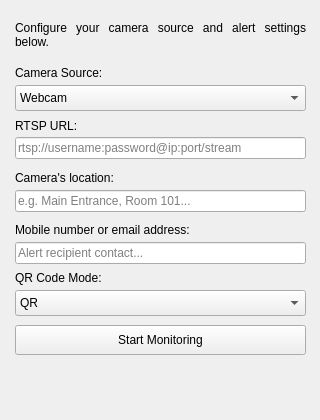
the-ripper77/weapon_detection_np, file UI/settings_window.ui: the form before one commit.
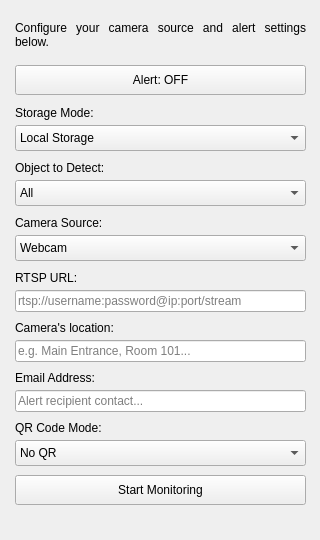
The form after the commit.

Commit message: Threat Monitoring dashboard and warning HTML email alert updates

Patch:
```diff
--- a/UI/settings_window.ui
+++ b/UI/settings_window.ui
@@ -7,19 +7,19 @@
     <x>0</x>
     <y>0</y>
     <width>320</width>
-    <height>420</height>
+    <height>540</height>
    </rect>
   </property>
   <property name="minimumSize">
    <size>
     <width>320</width>
-    <height>380</height>
+    <height>500</height>
    </size>
   </property>
   <property name="maximumSize">
    <size>
     <width>320</width>
-    <height>480</height>
+    <height>600</height>
    </size>
   </property>
   <property name="windowTitle">
@@ -45,11 +45,114 @@
      <bool>true</bool>
     </property>
    </widget>
-   <widget class="QLabel" name="label_source">
+   <widget class="QPushButton" name="alert_toggle_btn">
     <property name="geometry">
      <rect>
       <x>15</x>
       <y>65</y>
+      <width>291</width>
+      <height>30</height>
+     </rect>
+    </property>
+    <property name="text">
+     <string>Alert: OFF</string>
+    </property>
+    <property name="checkable">
+     <bool>true</bool>
+    </property>
+   </widget>
+   <widget class="QLabel" name="label_storage">
+    <property name="geometry">
+     <rect>
+      <x>15</x>
+      <y>105</y>
+      <width>150</width>
+      <height>16</height>
+     </rect>
+    </property>
+    <property name="text">
+     <string>Storage Mode:</string>
+    </property>
+    <property name="visible">
+     <bool>false</bool>
+    </property>
+   </widget>
+   <widget class="QComboBox" name="storage_combo">
+    <property name="geometry">
+     <rect>
+      <x>15</x>
+      <y>125</y>
+      <width>291</width>
+      <height>26</height>
+     </rect>
+    </property>
+    <property name="visible">
+     <bool>false</bool>
+    </property>
+    <item>
+     <property name="text">
+      <string>Local Storage</string>
+     </property>
+    </item>
+    <item>
+     <property name="text">
+      <string>Cloud (Remote)</string>
+     </property>
+    </item>
+   </widget>
+   <widget class="QLabel" name="label_target">
+    <property name="geometry">
+     <rect>
+      <x>15</x>
+      <y>160</y>
+      <width>150</width>
+      <height>16</height>
+     </rect>
+    </property>
+    <property name="text">
+     <string>Object to Detect:</string>
+    </property>
+   </widget>
+   <widget class="QComboBox" name="target_combo">
+    <property name="geometry">
+     <rect>
+      <x>15</x>
+      <y>180</y>
+      <width>291</width>
+      <height>26</height>
+     </rect>
+    </property>
+    <item>
+     <property name="text">
+      <string>All</string>
+     </property>
+    </item>
+    <item>
+     <property name="text">
+      <string>Handgun</string>
+     </property>
+    </item>
+    <item>
+     <property name="text">
+      <string>Knife</string>
+     </property>
+    </item>
+    <item>
+     <property name="text">
+      <string>Purse</string>
+     </property>
+    </item>
+    <item>
+     <property name="text">
+      <string>Smartphone</string>
+     </property>
+    </item>
+   </widget>
+   <widget class="QLabel" name="label_source">
+    <property name="geometry">
+     <rect>
+      <x>15</x>
+      <y>215</y>
       <width>120</width>
       <height>16</height>
      </rect>
@@ -62,7 +165,7 @@
     <property name="geometry">
      <rect>
       <x>15</x>
-      <y>85</y>
+      <y>235</y>
       <width>291</width>
       <height>26</height>
      </rect>
@@ -87,7 +190,7 @@
     <property name="geometry">
      <rect>
       <x>15</x>
-      <y>118</y>
+      <y>270</y>
       <width>80</width>
       <height>16</height>
      </rect>
@@ -103,7 +206,7 @@
     <property name="geometry">
      <rect>
       <x>15</x>
-      <y>137</y>
+      <y>290</y>
       <width>291</width>
       <height>22</height>
      </rect>
@@ -119,7 +222,7 @@
     <property name="geometry">
      <rect>
       <x>15</x>
-      <y>170</y>
+      <y>320</y>
       <width>120</width>
       <height>16</height>
      </rect>
@@ -132,7 +235,7 @@
     <property name="geometry">
      <rect>
       <x>15</x>
-      <y>190</y>
+      <y>340</y>
       <width>291</width>
       <height>22</height>
      </rect>
@@ -145,20 +248,20 @@
     <property name="geometry">
      <rect>
       <x>15</x>
-      <y>222</y>
+      <y>370</y>
       <width>180</width>
       <height>16</height>
      </rect>
     </property>
     <property name="text">
-     <string>Mobile number or email address:</string>
+     <string>Email Address:</string>
     </property>
    </widget>
    <widget class="QLineEdit" name="contact_input">
     <property name="geometry">
      <rect>
       <x>15</x>
-      <y>242</y>
+      <y>390</y>
       <width>291</width>
       <height>22</height>
      </rect>
@@ -171,7 +274,7 @@
     <property name="geometry">
      <rect>
       <x>15</x>
-      <y>270</y>
+      <y>420</y>
       <width>120</width>
       <height>16</height>
      </rect>
@@ -184,16 +287,11 @@
     <property name="geometry">
      <rect>
       <x>15</x>
-      <y>290</y>
+      <y>440</y>
       <width>291</width>
       <height>26</height>
      </rect>
     </property>
-    <item>
-     <property name="text">
-      <string>QR</string>
-     </property>
-    </item>
     <item>
      <property name="text">
       <string>No QR</string>
@@ -204,7 +302,7 @@
     <property name="geometry">
      <rect>
       <x>15</x>
-      <y>325</y>
+      <y>475</y>
       <width>291</width>
       <height>30</height>
      </rect>
```
Left out of the diff: 5 changed lines with no effect on the pictures. The commit also changes 24 other files.
